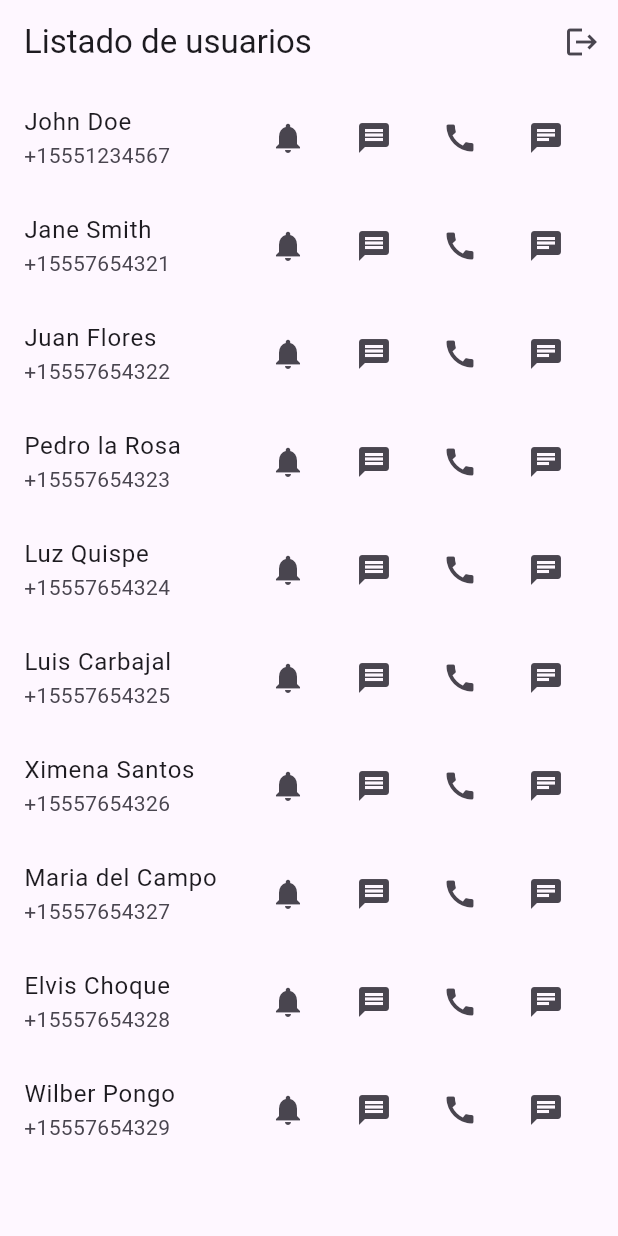
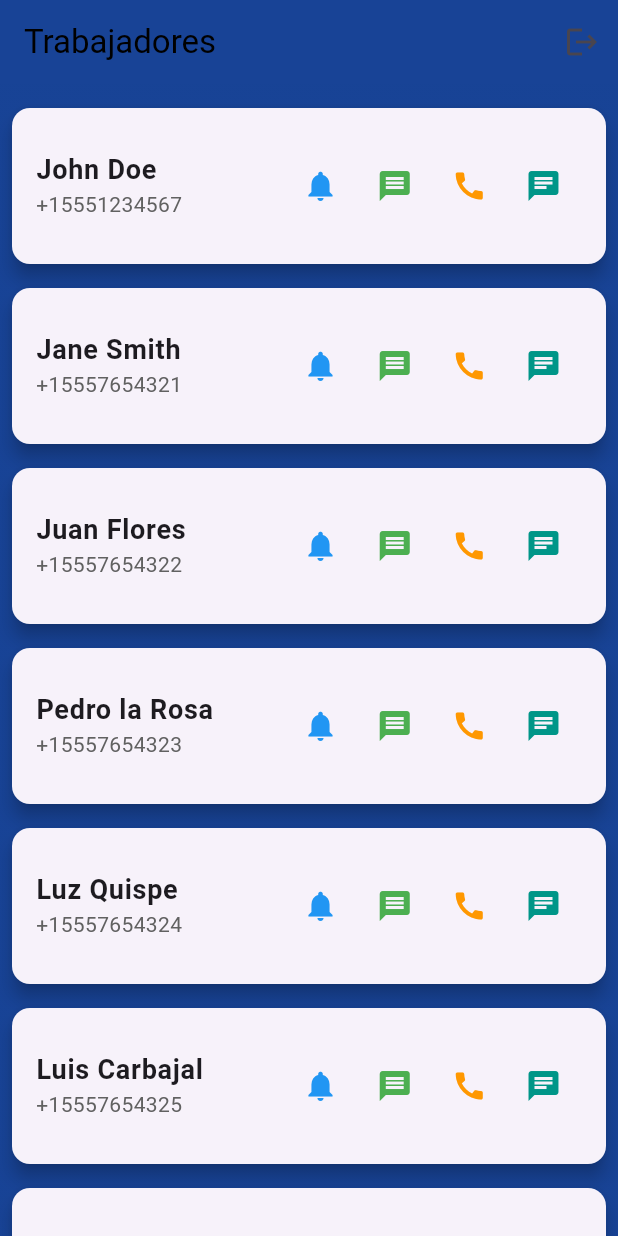
Before and after one commit to jesusjfy/appalertas, a Flutter app: the UserListPage screen opened directly, after a tap on the "notifications" icon, on a phone screen of 412 x 824 dp. Run offline on Flutter 3.47's test engine with Material 3 defaults, Android fonts, the phone set to English and light mode, and no system bars; our stand-ins replace firebase_auth, firebase_core, flutter_local_notifications, google_sign_in; missing offline and left inert: telephony; accounts and stored records are empty.

Commit message:
update design

```diff
--- a/lib/main.dart
+++ b/lib/main.dart
@@ -19,7 +19,7 @@ class MyApp extends StatelessWidget {
   @override
   Widget build(BuildContext context) {
     return MaterialApp(
-      title: 'Alert App',
+      title: 'Alerta App',
       theme: ThemeData(
         primarySwatch: Colors.blue,
       ),
--- a/lib/pages/user_list_page.dart
+++ b/lib/pages/user_list_page.dart
@@ -28,11 +28,11 @@ class UserListPage extends StatelessWidget {
   final WhatsappService _whatsappService = WhatsappService();
 
   void sendNotification(User user) {
-    _notificationService.showNotification('Hello ${user.name}', 'Proceso finalizado sin errores');
+    _notificationService.showNotification('Hola ${user.name}', 'Proceso finalizado sin errores');
   }
 
   Future<void> sendSms(User user) async {
-    await _smsService.sendSms('Hello ${user.name}', user.phoneNumber);
+    await _smsService.sendSms('Hola ${user.name}', user.phoneNumber);
   }
 
   Future<void> makePhoneCall(User user) async {
@@ -40,7 +40,7 @@ class UserListPage extends StatelessWidget {
   }
 
   Future<void> sendWhatsappMessage(User user) async {
-    await _whatsappService.sendWhatsappMessage(user.whatsappNumber, 'Hello ${user.name}');
+    await _whatsappService.sendWhatsappMessage(user.whatsappNumber, 'Hola ${user.name}');
   }
 
   Future<void> _signOut(BuildContext context) async {
@@ -55,7 +55,8 @@ class UserListPage extends StatelessWidget {
   Widget build(BuildContext context) {
     return Scaffold(
       appBar: AppBar(
-        title: Text('Listado de usuarios'),
+        title: Text('Trabajadores',style: TextStyle(color: Colors.black)),
+        backgroundColor: const Color(0xffb144094),
         actions: [
           IconButton(
             icon: Icon(Icons.logout),
@@ -63,39 +64,63 @@ class UserListPage extends StatelessWidget {
           ),
         ],
       ),
-      body: ListView.builder(
+      body: Container(
+        decoration: BoxDecoration(
+          gradient: LinearGradient(
+            colors: [const Color(0xffb144094), const Color(0xffb144094)],
+            begin: Alignment.topLeft,
+            end: Alignment.bottomRight,
+          ),
+        ),
+        child: ListView.builder(
+          padding: EdgeInsets.all(8.0),
           itemCount: users.length,
           itemBuilder: (context, index) {
             final user = users[index];
-          return ListTile(
-            title: Text(user.name),
-            subtitle: Text(user.phoneNumber),
+            return Card(
+              margin: EdgeInsets.symmetric(vertical: 8.0),
+              elevation: 5.0,
+              shape: RoundedRectangleBorder(
+                borderRadius: BorderRadius.circular(12.0),
+              ),
+              child: ListTile(
+                contentPadding: EdgeInsets.all(16.0),
+                title: Text(
+                  user.name,
+                  style: TextStyle(fontWeight: FontWeight.bold, fontSize: 18),
+                ),
+                subtitle: Text(
+                  user.phoneNumber,
+                  style: TextStyle(color: Colors.grey[700]),
+                ),
                 trailing: SizedBox(
-              width: 220,
+                  width: 200,
                   child: Row(
-                mainAxisAlignment: MainAxisAlignment.spaceBetween,
+                    mainAxisAlignment: MainAxisAlignment.spaceEvenly,
                     children: [
                       IconButton(
-                    icon: Icon(Icons.notifications),
+                        icon: Icon(Icons.notifications, color: Colors.blue),
                         onPressed: () => sendNotification(user),
                       ),
                       IconButton(
-                    icon: Icon(Icons.message),
+                        icon: Icon(Icons.message, color: Colors.green),
                         onPressed: () => sendSms(user),
                       ),
                       IconButton(
-                    icon: Icon(Icons.call),
+                        icon: Icon(Icons.call, color: Colors.orange),
                         onPressed: () => makePhoneCall(user),
                       ),
                       IconButton(
-                    icon: Icon(Icons.chat),
+                        icon: Icon(Icons.chat, color: Colors.teal),
                         onPressed: () => sendWhatsappMessage(user),
                       ),
                     ],
                   ),
                 ),
+              ),
             );
           },
+        ),
       ),
     );
   }
```
Lines whose indentation alone changed are shown as unchanged.
